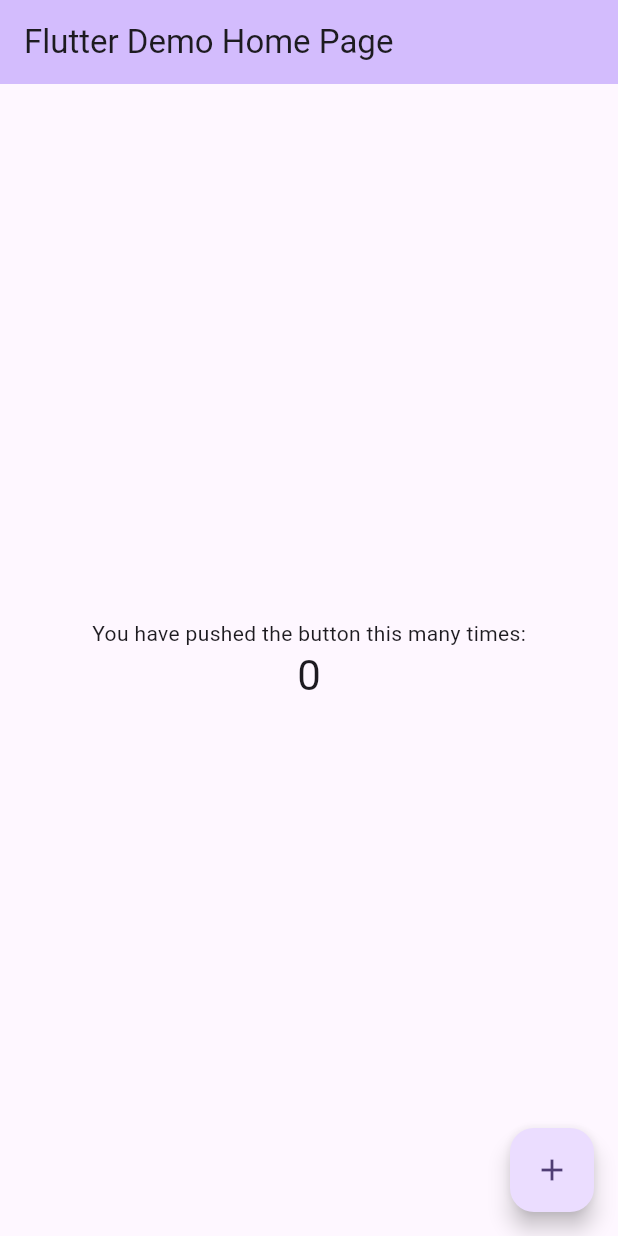
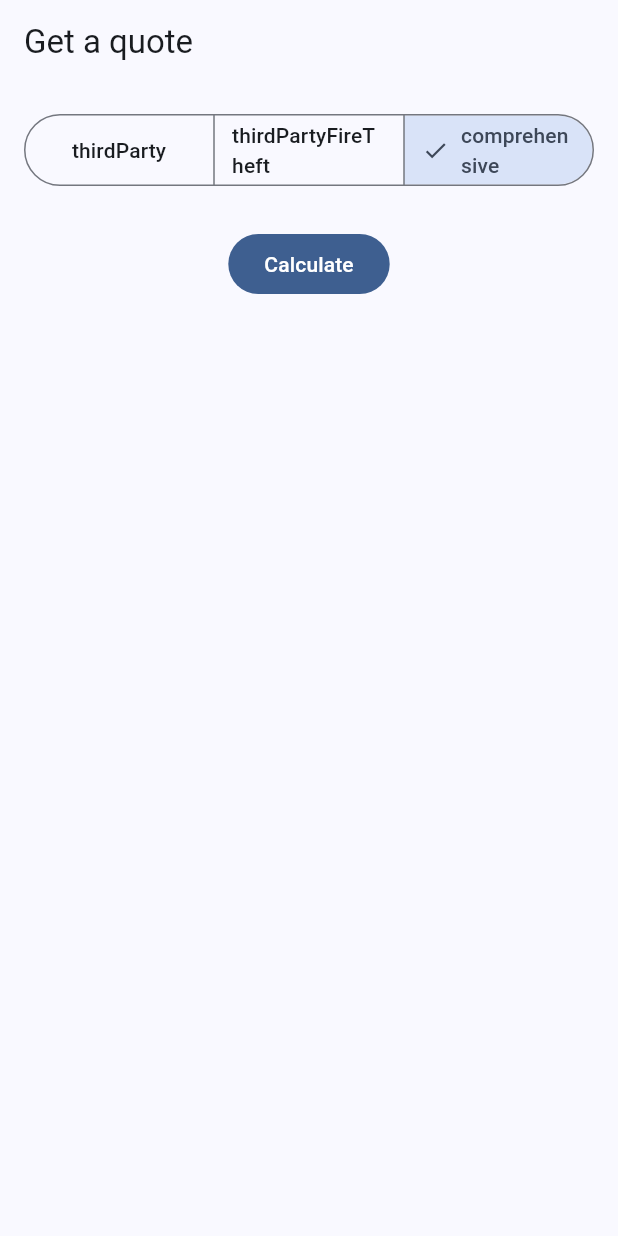
Before and after one commit to Clynton19860/flutter, a Flutter app: the screen it shows after launch, on a phone screen of 412 x 824 dp. Run offline on Flutter 3.47's test engine with Material 3 defaults, Android fonts, the phone set to English and light mode, and no system bars.

Commit message:
Day 1: skeleton

```diff
--- /dev/null
+++ b/quote_app/lib/app.dart
@@ -0,0 +1,13 @@
+import 'package:flutter/material.dart';
+import 'package:quote_app/features/quote/presentation/capture_screen.dart';
+
+class QuoteApp extends StatelessWidget {
+  const QuoteApp({super.key});
+
+  @override
+  Widget build(BuildContext context) => MaterialApp(
+    title: 'Quote App',
+    theme: ThemeData(colorSchemeSeed: const Color(0xFF0B2545), useMaterial3: true),
+    home: const CaptureScreen(),
+  );
+}
--- /dev/null
+++ b/quote_app/lib/features/quote/domain/quote_model.dart
@@ -0,0 +1,142 @@
+import 'dart:async';
+
+enum Cover {
+  thirdParty,
+  thirdPartyFireTheft,
+  comprehensive;
+
+  double get factor => switch (this) {
+    Cover.thirdParty => 0.6,
+    Cover.thirdPartyFireTheft => 0.8,
+    Cover.comprehensive => 1.0,
+  };
+}
+
+class QuoteRequest {
+  final String make;
+  final String? model;
+  final int year;
+  final int driverAge;
+  final Cover cover;
+
+  const QuoteRequest({
+    required this.make,
+    this.model,
+    required this.year,
+    required this.driverAge,
+    required this.cover,
+  });
+
+  QuoteRequest copyWith({String? make, String? model, int? year, int? driverAge, Cover? cover}) =>
+      QuoteRequest(
+        make: make ?? this.make,
+        model: model ?? this.model,
+        year: year ?? this.year,
+        driverAge: driverAge ?? this.driverAge,
+        cover: cover ?? this.cover,
+      );
+
+  @override
+  bool operator ==(Object other) =>
+      other is QuoteRequest &&
+      other.make == make &&
+      other.model == model &&
+      other.year == year &&
+      other.driverAge == driverAge &&
+      other.cover == cover;
+
+  @override
+  int get hashCode => Object.hash(make, model, year, driverAge, cover);
+}
+
+extension Money on double {
+  String get rands => 'R ${toStringAsFixed(2)}';
+}
+
+class Quote {
+  final String id;
+  final double premium;
+  final String currency;
+
+  const Quote({required this.id, required this.premium, this.currency = 'ZAR'});
+
+  String get display => '$currency ${premium.toStringAsFixed(2)}';
+
+  factory Quote.fromJson(Map<String, dynamic> j) => Quote(
+    id: j['id'] as String,
+    premium: (j['premium'] as num).toDouble(),
+    currency: j['currency'] as String? ?? 'ZAR',
+  );
+
+  Map<String, dynamic> toJson() => {'id': id, 'premium': premium, 'currency': currency};
+}
+
+double calculatePremium(QuoteRequest r) {
+  var p = 1000.0;
+  if (r.driverAge < 25) p *= 1.5;
+  if (r.year < 2015) p *= 1.2;
+  p *= r.cover.factor;
+  return (p * 100).roundToDouble() / 100;
+}
+
+sealed class QuoteState {
+  const QuoteState();
+}
+
+class QuoteIdle extends QuoteState {
+  const QuoteIdle();
+}
+
+class QuoteLoading extends QuoteState {
+  const QuoteLoading();
+}
+
+class QuoteLoaded extends QuoteState {
+  const QuoteLoaded(this.quote);
+  final Quote quote;
+}
+
+class QuoteFailed extends QuoteState {
+  const QuoteFailed(this.message);
+  final String message;
+}
+
+String describe(QuoteState s) => switch (s) {
+  QuoteIdle() => 'Fill in the form',
+  QuoteLoading() => 'Calculating…',
+  QuoteLoaded(:final quote) => 'Premium ${quote.display}',
+  QuoteFailed(:final message) => 'Error: $message',
+};
+
+abstract interface class QuoteService {
+  Future<Quote> getQuote(QuoteRequest r);
+}
+
+class FakeQuoteService implements QuoteService {
+  @override
+  Future<Quote> getQuote(QuoteRequest r) async {
+    await Future.delayed(const Duration(milliseconds: 1500));
+    if (r.year < 2000) throw Exception('Vehicle too old to insure');
+    return Quote(id: 'q-${r.hashCode}', premium: calculatePremium(r));
+  }
+}
+
+Future<void> runOnce(QuoteService s, QuoteRequest r) async {
+  try {
+    final q = await s.getQuote(r).timeout(const Duration(seconds: 3));
+    print('OK ${q.display}');
+  } on TimeoutException {
+    print('Timed out');
+  } catch (e) {
+    print('Failed: $e');
+  }
+}
+
+Stream<QuoteState> quoteStates(QuoteService s, QuoteRequest r) async* {
+  yield const QuoteLoading();
+  try {
+    yield QuoteLoaded(await s.getQuote(r));
+  } catch (e) {
+    yield QuoteFailed(e.toString());
+  }
+}
--- /dev/null
+++ b/quote_app/lib/features/quote/presentation/capture_screen.dart
@@ -0,0 +1,49 @@
+import 'package:flutter/material.dart';
+import 'package:quote_app/features/quote/domain/quote_model.dart';
+
+class CaptureScreen extends StatefulWidget {
+  const CaptureScreen({super.key});
+
+  @override
+  State<CaptureScreen> createState() => _CaptureScreenState();
+}
+
+class _CaptureScreenState extends State<CaptureScreen> {
+  Cover _cover = Cover.comprehensive;
+  double? _premium;
+
+  void _calculate() {
+    final r = QuoteRequest(make: 'VW', year: 2020, driverAge: 30, cover: _cover);
+    setState(() => _premium = calculatePremium(r));
+  }
+
+  @override
+  Widget build(BuildContext context) => Scaffold(
+    appBar: AppBar(title: const Text('Get a quote')),
+    body: Padding(
+      padding: const EdgeInsets.all(16),
+      child: Column(
+        children: [
+          SegmentedButton<Cover>(
+            segments: [for (final c in Cover.values) ButtonSegment(value: c, label: Text(c.name))],
+            selected: {_cover},
+            onSelectionChanged: (s) => setState(() => _cover = s.first),
+          ),
+          const SizedBox(height: 24),
+          FilledButton(onPressed: _calculate, child: const Text('Calculate')),
+          const SizedBox(height: 24),
+          if (_premium != null) PremiumBadge(amount: _premium!),
+        ],
+      ),
+    ),
+  );
+}
+
+class PremiumBadge extends StatelessWidget {
+  const PremiumBadge({super.key, required this.amount});
+  final double amount;
+
+  @override
+  Widget build(BuildContext context) =>
+      Center(child: Text(amount.rands, style: Theme.of(context).textTheme.headlineMedium));
+}
--- a/quote_app/lib/main.dart
+++ b/quote_app/lib/main.dart
@@ -1,122 +1,4 @@
 import 'package:flutter/material.dart';
+import 'package:quote_app/app.dart';
 
-void main() {
-  runApp(const MyApp());
-}
-
-class MyApp extends StatelessWidget {
-  const MyApp({super.key});
-
-  // This widget is the root of your application.
-  @override
-  Widget build(BuildContext context) {
-    return MaterialApp(
-      title: 'Flutter Demo',
-      theme: ThemeData(
-        // This is the theme of your application.
-        //
-        // TRY THIS: Try running your application with "flutter run". You'll see
-        // the application has a purple toolbar. Then, without quitting the app,
-        // try changing the seedColor in the colorScheme below to Colors.green
-        // and then invoke "hot reload" (save your changes or press the "hot
-        // reload" button in a Flutter-supported IDE, or press "r" if you used
-        // the command line to start the app).
-        //
-        // Notice that the counter didn't reset back to zero; the application
-        // state is not lost during the reload. To reset the state, use hot
-        // restart instead.
-        //
-        // This works for code too, not just values: Most code changes can be
-        // tested with just a hot reload.
-        colorScheme: .fromSeed(seedColor: Colors.deepPurple),
-      ),
-      home: const MyHomePage(title: 'Flutter Demo Home Page'),
-    );
-  }
-}
-
-class MyHomePage extends StatefulWidget {
-  const MyHomePage({super.key, required this.title});
-
-  // This widget is the home page of your application. It is stateful, meaning
-  // that it has a State object (defined below) that contains fields that affect
-  // how it looks.
-
-  // This class is the configuration for the state. It holds the values (in this
-  // case the title) provided by the parent (in this case the App widget) and
-  // used by the build method of the State. Fields in a Widget subclass are
-  // always marked "final".
-
-  final String title;
-
-  @override
-  State<MyHomePage> createState() => _MyHomePageState();
-}
-
-class _MyHomePageState extends State<MyHomePage> {
-  int _counter = 0;
-
-  void _incrementCounter() {
-    setState(() {
-      // This call to setState tells the Flutter framework that something has
-      // changed in this State, which causes it to rerun the build method below
-      // so that the display can reflect the updated values. If we changed
-      // _counter without calling setState(), then the build method would not be
-      // called again, and so nothing would appear to happen.
-      _counter++;
-    });
-  }
-
-  @override
-  Widget build(BuildContext context) {
-    // This method is rerun every time setState is called, for instance as done
-    // by the _incrementCounter method above.
-    //
-    // The Flutter framework has been optimized to make rerunning build methods
-    // fast, so that you can just rebuild anything that needs updating rather
-    // than having to individually change instances of widgets.
-    return Scaffold(
-      appBar: AppBar(
-        // TRY THIS: Try changing the color here to a specific color (to
-        // Colors.amber, perhaps?) and trigger a hot reload to see the AppBar
-        // change color while the other colors stay the same.
-        backgroundColor: Theme.of(context).colorScheme.inversePrimary,
-        // Here we take the value from the MyHomePage object that was created by
-        // the App.build method, and use it to set our appbar title.
-        title: Text(widget.title),
-      ),
-      body: Center(
-        // Center is a layout widget. It takes a single child and positions it
-        // in the middle of the parent.
-        child: Column(
-          // Column is also a layout widget. It takes a list of children and
-          // arranges them vertically. By default, it sizes itself to fit its
-          // children horizontally, and tries to be as tall as its parent.
-          //
-          // Column has various properties to control how it sizes itself and
-          // how it positions its children. Here we use mainAxisAlignment to
-          // center the children vertically; the main axis here is the vertical
-          // axis because Columns are vertical (the cross axis would be
-          // horizontal).
-          //
-          // TRY THIS: Invoke "debug painting" (choose the "Toggle Debug Paint"
-          // action in the IDE, or press "p" in the console), to see the
-          // wireframe for each widget.
-          mainAxisAlignment: .center,
-          children: [
-            const Text('You have pushed the button this many times:'),
-            Text(
-              '$_counter',
-              style: Theme.of(context).textTheme.headlineMedium,
-            ),
-          ],
-        ),
-      ),
-      floatingActionButton: FloatingActionButton(
-        onPressed: _incrementCounter,
-        tooltip: 'Increment',
-        child: const Icon(Icons.add),
-      ),
-    );
-  }
-}
+void main() => runApp(const QuoteApp());
```
Also changed, not shown: 1 other file.
